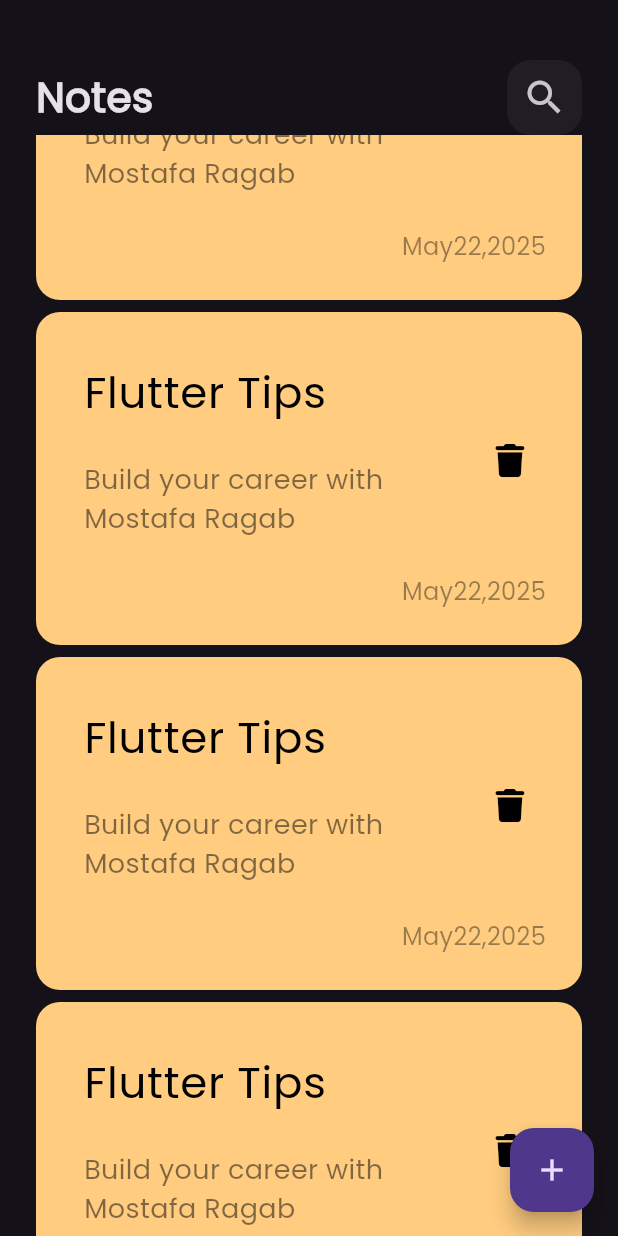
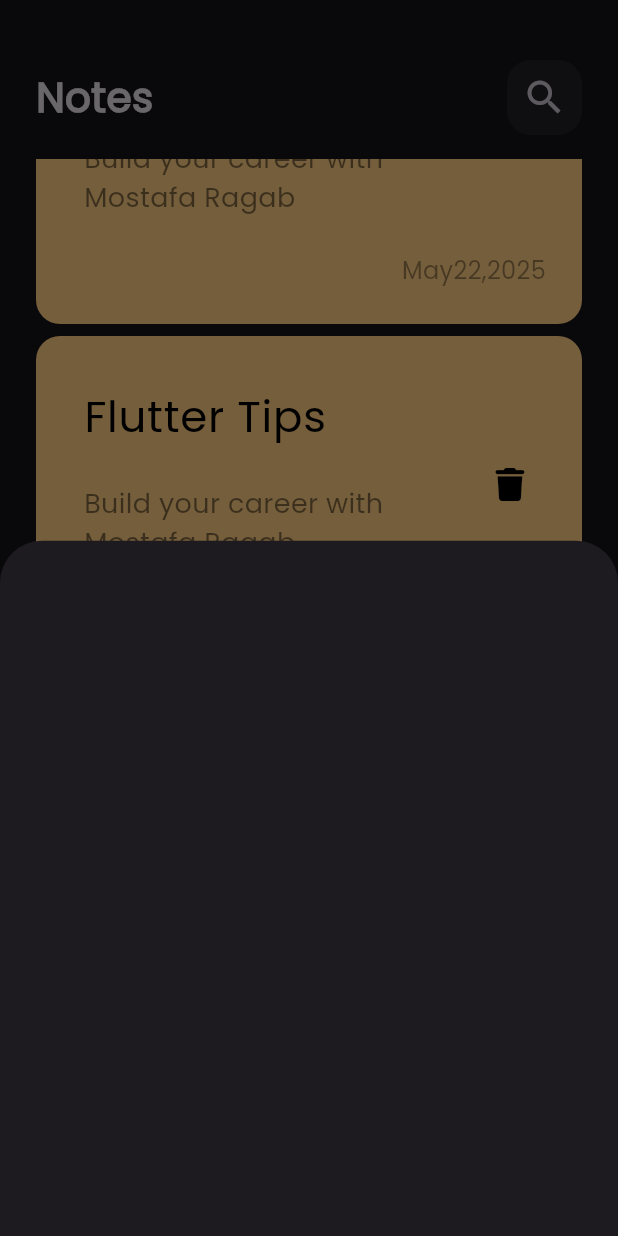
Before and after one commit to AlphaDeveloper97/notes_app, a Flutter app: the screen it shows after launch, scrolled down 576 dp, after a tap on the "add" icon, on a phone screen of 412 x 824 dp. Run offline on Flutter 3.47's test engine with Material 3 defaults, Android fonts, the phone set to English and light mode, and no system bars; our stand-ins replace font_awesome_flutter.

Commit message:
create show bottom model sheet

```diff
--- a/lib/views/notes_view.dart
+++ b/lib/views/notes_view.dart
@@ -1,4 +1,5 @@
 import 'package:flutter/material.dart';
+import 'package:note_app/widgets/add_note_model_sheet.dart';
 import 'package:note_app/widgets/notes_view_body.dart';
 
 class NotesView extends StatelessWidget {
@@ -8,7 +9,13 @@ class NotesView extends StatelessWidget {
   Widget build(BuildContext context) {
     return Scaffold(
       floatingActionButton: FloatingActionButton(
-        onPressed: () {},
+        onPressed: () {
+          showModalBottomSheet(
+              context: context,
+              builder: (context) {
+                return const AddNoteModelSheet();
+              });
+        },
         child: Icon(Icons.add),
       ),
       body: const NotesViewBody(),
--- /dev/null
+++ b/lib/widgets/add_note_model_sheet.dart
@@ -0,0 +1,10 @@
+import 'package:flutter/material.dart';
+
+class AddNoteModelSheet extends StatelessWidget {
+  const AddNoteModelSheet({super.key});
+
+  @override
+  Widget build(BuildContext context) {
+    return Container();
+  }
+}
--- a/lib/widgets/notes_list_view.dart
+++ b/lib/widgets/notes_list_view.dart
@@ -6,13 +6,17 @@ class NotesListView extends StatelessWidget {
 
   @override
   Widget build(BuildContext context) {
-    return ListView.builder(
+    return Padding(
+      padding: const EdgeInsets.symmetric(vertical: 16),
+      child: ListView.builder(
+        padding: EdgeInsets.zero,
         itemBuilder: (context, index) {
           return Padding(
             padding: const EdgeInsets.symmetric(vertical: 4),
             child: NoteItem(),
           );
         },
+      ),
     );
   }
 }
```
Lines whose indentation alone changed are shown as unchanged.
